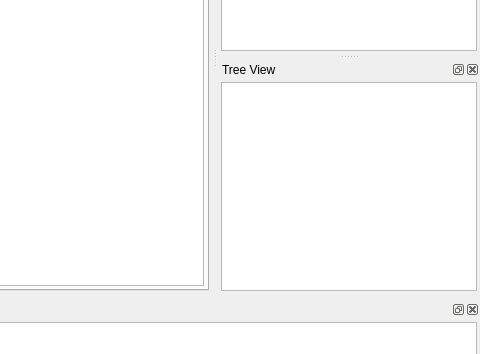
This is ui/main.ui in slux83/visual-netkit as Qt 5 draws it before an edit; both pictures show x 546 to 1026 and y 229 to 583 of the 1026 by 768 pixel window. The edited form follows.
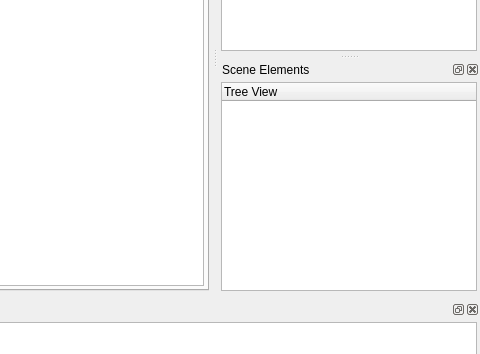
This is the edited form. Icons and pictures are not drawn. Custom widgets are drawn as their Qt base class.

Commit message: added icons for scene tree view starting code for scene tree view (done 30%)

What changed in the file:
```diff
--- a/ui/main.ui
+++ b/ui/main.ui
@@ -413,7 +413,7 @@
   </widget>
   <widget class="QDockWidget" name="dockTreeView" >
    <property name="windowTitle" >
-    <string>Tree View</string>
+    <string>Scene Elements</string>
    </property>
    <attribute name="dockWidgetArea" >
     <number>2</number>
@@ -433,7 +433,22 @@
       <number>3</number>
      </property>
      <item>
-      <widget class="QTreeView" name="sceneTree" />
+      <widget class="QTreeWidget" name="sceneTree" >
+       <property name="iconSize" >
+        <size>
+         <width>32</width>
+         <height>32</height>
+        </size>
+       </property>
+       <property name="columnCount" >
+        <number>1</number>
+       </property>
+       <column>
+        <property name="text" >
+         <string>Tree View</string>
+        </property>
+       </column>
+      </widget>
      </item>
     </layout>
    </widget>
```
The commit also changes 10 other files.
